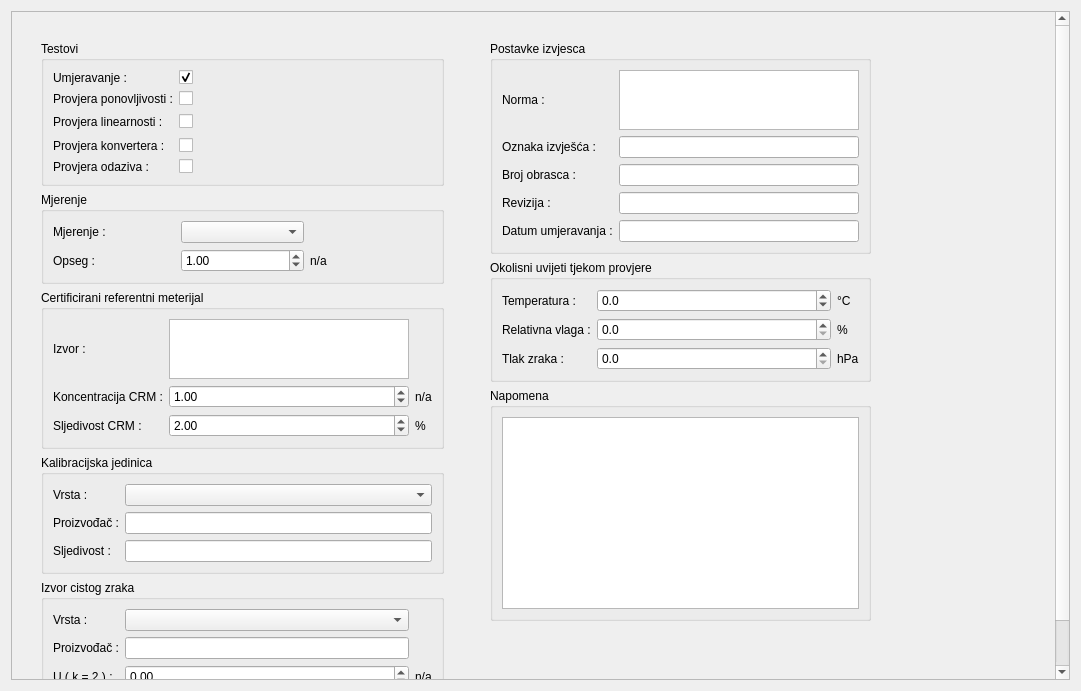
Above: app/view/uiFiles/tab_postavke.ui from vmilic/umjeravanje before the change. Below: the same form after it.
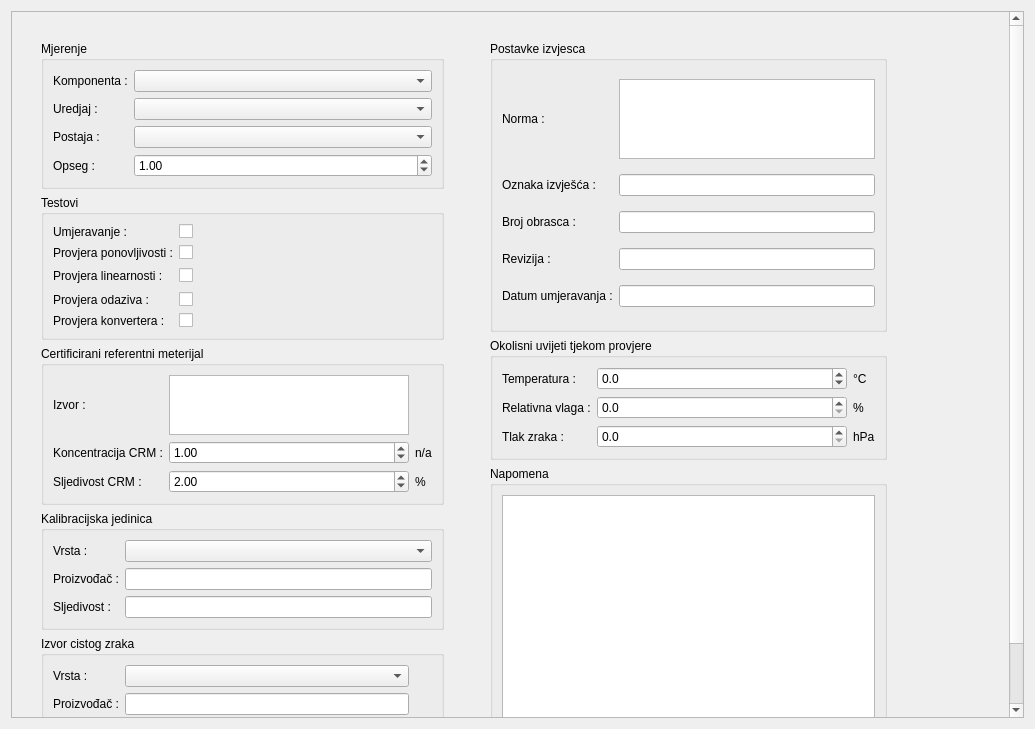
That is the form after the change.

Diff of the .ui file:
```diff
--- a/app/view/uiFiles/tab_postavke.ui
+++ b/app/view/uiFiles/tab_postavke.ui
@@ -6,8 +6,8 @@
    <rect>
     <x>0</x>
     <y>0</y>
-    <width>1081</width>
-    <height>691</height>
+    <width>1035</width>
+    <height>729</height>
    </rect>
   </property>
   <property name="windowTitle">
@@ -24,8 +24,8 @@
        <rect>
         <x>0</x>
         <y>0</y>
-        <width>1061</width>
-        <height>671</height>
+        <width>1015</width>
+        <height>709</height>
        </rect>
       </property>
       <layout class="QHBoxLayout" name="horizontalLayout_4">
@@ -34,29 +34,107 @@
          <property name="margin">
           <number>20</number>
          </property>
+         <item>
+          <widget class="QGroupBox" name="groupBox">
+           <property name="title">
+            <string>Mjerenje</string>
+           </property>
+           <layout class="QGridLayout" name="gridLayout_3">
+            <item row="3" column="1">
+             <widget class="QComboBox" name="comboPostaja">
+              <property name="sizePolicy">
+               <sizepolicy hsizetype="MinimumExpanding" vsizetype="Fixed">
+                <horstretch>0</horstretch>
+                <verstretch>0</verstretch>
+               </sizepolicy>
+              </property>
+             </widget>
+            </item>
+            <item row="2" column="0">
+             <widget class="QLabel" name="label_13">
+              <property name="sizePolicy">
+               <sizepolicy hsizetype="Preferred" vsizetype="Preferred">
+                <horstretch>0</horstretch>
+                <verstretch>0</verstretch>
+               </sizepolicy>
+              </property>
+              <property name="text">
+               <string>Uredjaj :</string>
+              </property>
+             </widget>
+            </item>
+            <item row="2" column="1">
+             <widget class="QComboBox" name="comboUredjaj">
+              <property name="sizePolicy">
+               <sizepolicy hsizetype="MinimumExpanding" vsizetype="Fixed">
+                <horstretch>0</horstretch>
+                <verstretch>0</verstretch>
+               </sizepolicy>
+              </property>
+             </widget>
+            </item>
+            <item row="3" column="0">
+             <widget class="QLabel" name="label_14">
+              <property name="sizePolicy">
+               <sizepolicy hsizetype="Preferred" vsizetype="Preferred">
+                <horstretch>0</horstretch>
+                <verstretch>0</verstretch>
+               </sizepolicy>
+              </property>
+              <property name="text">
+               <string>Postaja :</string>
+              </property>
+             </widget>
+            </item>
+            <item row="1" column="1">
+             <widget class="QComboBox" name="comboKomponenta">
+              <property name="sizePolicy">
+               <sizepolicy hsizetype="MinimumExpanding" vsizetype="Fixed">
+                <horstretch>0</horstretch>
+                <verstretch>0</verstretch>
+               </sizepolicy>
+              </property>
+             </widget>
+            </item>
+            <item row="1" column="0">
+             <widget class="QLabel" name="label_6">
+              <property name="sizePolicy">
+               <sizepolicy hsizetype="Preferred" vsizetype="Preferred">
+                <horstretch>0</horstretch>
+                <verstretch>0</verstretch>
+               </sizepolicy>
+              </property>
+              <property name="text">
+               <string>Komponenta :</string>
+              </property>
+             </widget>
+            </item>
+            <item row="4" column="0">
+             <widget class="QLabel" name="label_9">
+              <property name="text">
+               <string>Opseg :</string>
+              </property>
+             </widget>
+            </item>
+            <item row="4" column="1">
+             <widget class="QDoubleSpinBox" name="doubleSpinBoxOpseg">
+              <property name="maximum">
+               <double>1000000.000000000000000</double>
+              </property>
+              <property name="value">
+               <double>1.000000000000000</double>
+              </property>
+             </widget>
+            </item>
+           </layout>
+          </widget>
+         </item>
          <item>
           <widget class="QGroupBox" name="groupBox_8">
            <property name="title">
             <string>Testovi</string>
            </property>
            <layout class="QGridLayout" name="gridLayout">
-            <item row="0" column="1">
-             <widget class="QCheckBox" name="checkUmjeravanje">
-              <property name="text">
-               <string/>
-              </property>
-              <property name="checked">
-               <bool>true</bool>
-              </property>
-             </widget>
-            </item>
-            <item row="1" column="1">
-             <widget class="QCheckBox" name="checkPonovljivost">
-              <property name="text">
-               <string/>
-              </property>
-             </widget>
-            </item>
             <item row="1" column="0">
              <widget class="QLabel" name="label_5">
               <property name="text">
@@ -64,14 +142,14 @@
               </property>
              </widget>
             </item>
-            <item row="3" column="1">
-             <widget class="QCheckBox" name="checkBoxKonverterTab">
+            <item row="4" column="1">
+             <widget class="QCheckBox" name="checkKonverter">
               <property name="text">
                <string/>
               </property>
              </widget>
             </item>
-            <item row="3" column="0">
+            <item row="4" column="0">
              <widget class="QLabel" name="label">
               <property name="text">
                <string>Provjera konvertera :</string>
@@ -98,13 +176,6 @@
               </property>
              </widget>
             </item>
-            <item row="2" column="0">
-             <widget class="QLabel" name="label_2">
-              <property name="text">
-               <string>Provjera linearnosti :</string>
-              </property>
-             </widget>
-            </item>
             <item row="0" column="0">
              <widget class="QLabel" name="label_3">
               <property name="text">
@@ -112,63 +183,44 @@
               </property>
              </widget>
             </item>
-            <item row="4" column="0">
+            <item row="2" column="0">
+             <widget class="QLabel" name="label_2">
+              <property name="text">
+               <string>Provjera linearnosti :</string>
+              </property>
+             </widget>
+            </item>
+            <item row="1" column="1">
+             <widget class="QCheckBox" name="checkPonovljivost">
+              <property name="text">
+               <string/>
+              </property>
+             </widget>
+            </item>
+            <item row="0" column="1">
+             <widget class="QCheckBox" name="checkUmjeravanje">
+              <property name="text">
+               <string/>
+              </property>
+              <property name="checked">
+               <bool>false</bool>
+              </property>
+             </widget>
+            </item>
+            <item row="3" column="0">
              <widget class="QLabel" name="label_12">
               <property name="text">
                <string>Provjera odaziva :</string>
               </property>
              </widget>
             </item>
-            <item row="4" column="1">
-             <widget class="QCheckBox" name="checkBoxRiseFall">
-              <property name="text">
-               <string/>
-              </property>
-             </widget>
-            </item>
-           </layout>
-          </widget>
-         </item>
-         <item>
-          <widget class="QGroupBox" name="groupBox">
-           <property name="title">
-            <string>Mjerenje</string>
-           </property>
-           <layout class="QGridLayout" name="gridLayout_3">
-            <item row="0" column="0">
-             <widget class="QLabel" name="label_6">
-              <property name="text">
-               <string>Mjerenje :</string>
-              </property>
-             </widget>
-            </item>
             <item row="3" column="1">
-             <widget class="QDoubleSpinBox" name="doubleSpinBoxOpseg">
-              <property name="maximum">
-               <double>1000000.000000000000000</double>
-              </property>
-              <property name="value">
-               <double>1.000000000000000</double>
-              </property>
-             </widget>
-            </item>
-            <item row="3" column="2">
-             <widget class="QLabel" name="labelJedinicaOpseg">
+             <widget class="QCheckBox" name="checkOdaziv">
               <property name="text">
-               <string>n/a</string>
+               <string/>
               </property>
              </widget>
             </item>
-            <item row="3" column="0">
-             <widget class="QLabel" name="label_9">
-              <property name="text">
-               <string>Opseg :</string>
-              </property>
-             </widget>
-            </item>
-            <item row="0" column="1">
-             <widget class="QComboBox" name="comboMjerenje"/>
-            </item>
            </layout>
           </widget>
          </item>
@@ -334,7 +386,7 @@
                <double>1000000.000000000000000</double>
               </property>
               <property name="value">
-               <double>0.000000000000000</double>
+               <double>1.000000000000000</double>
               </property>
              </widget>
             </item>
@@ -413,12 +465,18 @@
             </item>
             <item row="0" column="1">
              <widget class="QPlainTextEdit" name="normaPlainTextEdit">
-              <property name="maximumSize">
+              <property name="minimumSize">
                <size>
                 <width>240</width>
                 <height>60</height>
                </size>
               </property>
+              <property name="maximumSize">
+               <size>
+                <width>16777215</width>
+                <height>80</height>
+               </size>
+              </property>
               <property name="plainText">
                <string/>
               </property>
@@ -541,19 +599,6 @@
            </layout>
           </widget>
          </item>
-         <item>
-          <spacer name="verticalSpacer_3">
-           <property name="orientation">
-            <enum>Qt::Vertical</enum>
-           </property>
-           <property name="sizeHint" stdset="0">
-            <size>
-             <width>20</width>
-             <height>40</height>
-            </size>
-           </property>
-          </spacer>
-         </item>
         </layout>
        </item>
        <item>
```
